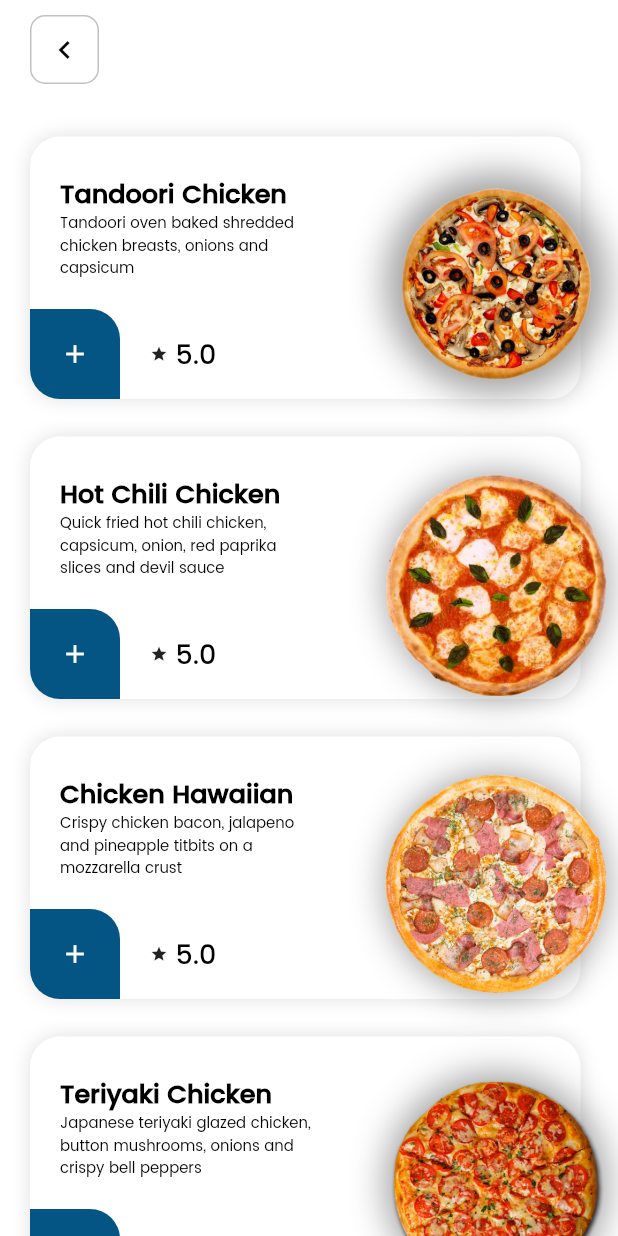
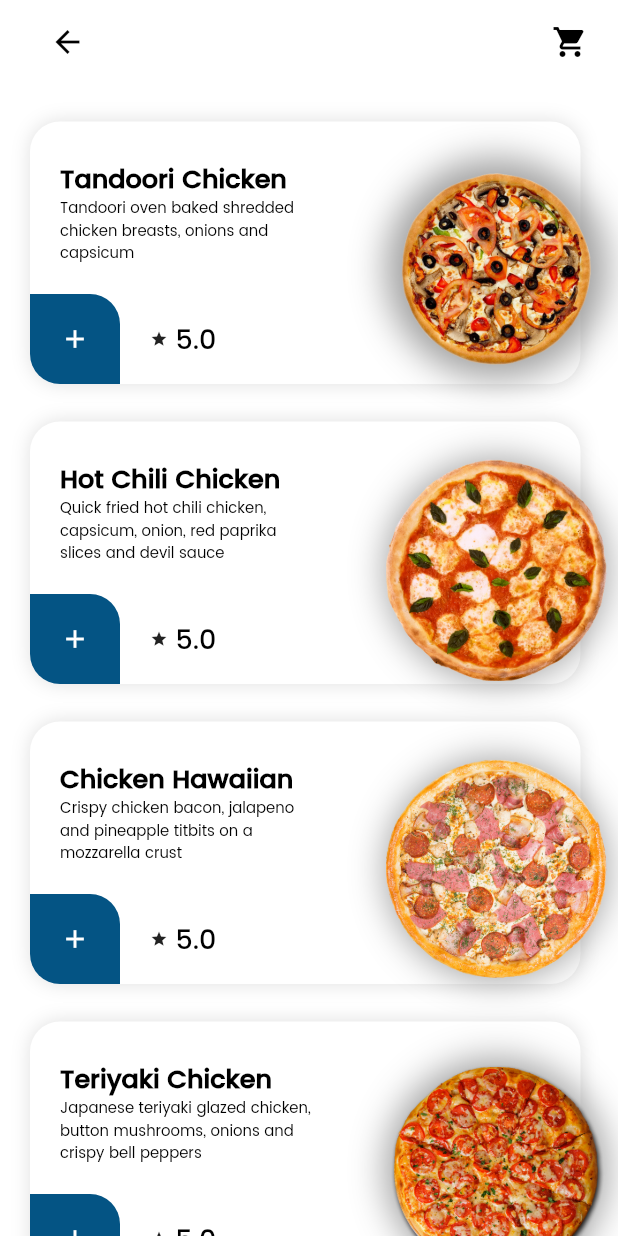
Before and after one commit to Dilshan97/Flutter-Dominos-Pizza-Clone-App, a Flutter app: the FoodCategory screen opened directly with empty values, on a phone screen of 412 x 824 dp. Run offline on Flutter 3.47's test engine with Material 2 defaults, Android fonts, the phone set to English and light mode, and no system bars; our stand-ins replace cloud_firestore, firebase_auth, firebase_core, flutter_svg; missing offline and left inert: dart:ffi; accounts and stored records are empty; network calls fail.

Commit message:
header updated

```diff
--- a/lib/views/foodCategory/foodCategory.dart
+++ b/lib/views/foodCategory/foodCategory.dart
@@ -25,41 +25,70 @@ class _FoodCategoryState extends State<FoodCategory> {
   Widget build(BuildContext context) {
     return Scaffold(
       backgroundColor: AppColors.white,
-      body: ListView(
-        children: [
-          Padding(
-            padding: const EdgeInsets.symmetric(
-              horizontal: 20,
-              vertical: 10,
+      appBar: AppBar(
+        backgroundColor: AppColors.white,
+        elevation: 0,
+        centerTitle: false,
+        leading: Padding(
+          padding: const EdgeInsets.only(
+            left: 25,
           ),
-            child: Row(
-              mainAxisAlignment: MainAxisAlignment.spaceBetween,
-              children: [
-                GestureDetector(
-                  onTap: () => Navigator.of(context).pushReplacement(
+          child: BackButton(
+            color: AppColors.black,
+            onPressed: () => Navigator.of(context).pushReplacement(
               MaterialPageRoute(builder: (context) => const Home()),
             ),
-                  child: Container(
-                    padding: const EdgeInsets.all(10),
-                    decoration: BoxDecoration(
-                      border: Border.all(color: AppColors.lightGray),
-                      borderRadius: BorderRadius.circular(10),
           ),
-                    child: const Icon(
-                      Icons.chevron_left,
+        ),
+        actions: [
+          GestureDetector(
+            child: const Padding(
+              padding: EdgeInsets.only(
+                right: 20,
+              ),
+              child: Icon(
+                Icons.shopping_cart,
                 color: AppColors.black,
               ),
             ),
-                ),
-                CustomLabel(
-                  label: widget.name,
-                  textColor: AppColors.black,
-                  fontWeight: FontWeight.w600,
-                  fontSize: 18,
-                ),
+          )
         ],
       ),
-          ),
+      body: ListView(
+        children: [
+          // Padding(
+          //   padding: const EdgeInsets.symmetric(
+          //     horizontal: 20,
+          //     vertical: 10,
+          //   ),
+          //   child: Row(
+          //     mainAxisAlignment: MainAxisAlignment.spaceBetween,
+          //     children: [
+          //       GestureDetector(
+          //         onTap: () => Navigator.of(context).pushReplacement(
+          //           MaterialPageRoute(builder: (context) => const Home()),
+          //         ),
+          //         child: Container(
+          //           padding: const EdgeInsets.all(10),
+          //           decoration: BoxDecoration(
+          //             border: Border.all(color: AppColors.lightGray),
+          //             borderRadius: BorderRadius.circular(10),
+          //           ),
+          //           child: const Icon(
+          //             Icons.chevron_left,
+          //             color: AppColors.black,
+          //           ),
+          //         ),
+          //       ),
+          //       CustomLabel(
+          //         label: widget.name,
+          //         textColor: AppColors.black,
+          //         fontWeight: FontWeight.w600,
+          //         fontSize: 18,
+          //       ),
+          //     ],
+          //   ),
+          // ),
           Column(
             children: List.generate(
               categories[widget.index]['items'].length,
```
Lines whose indentation alone changed are shown as unchanged.
